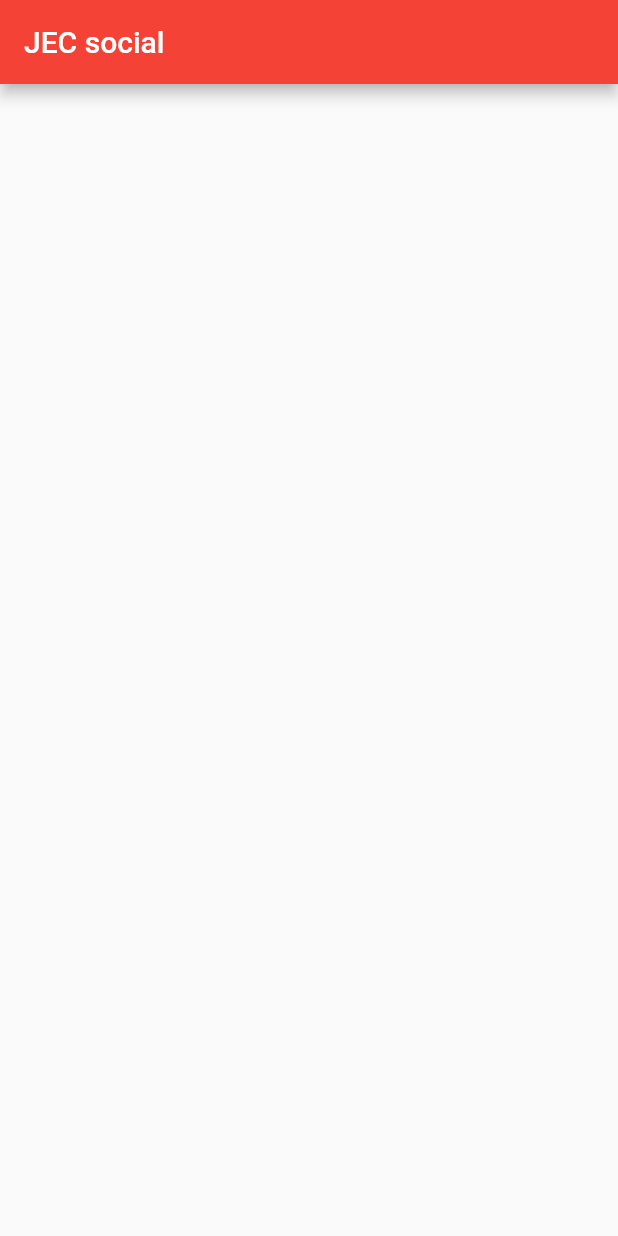
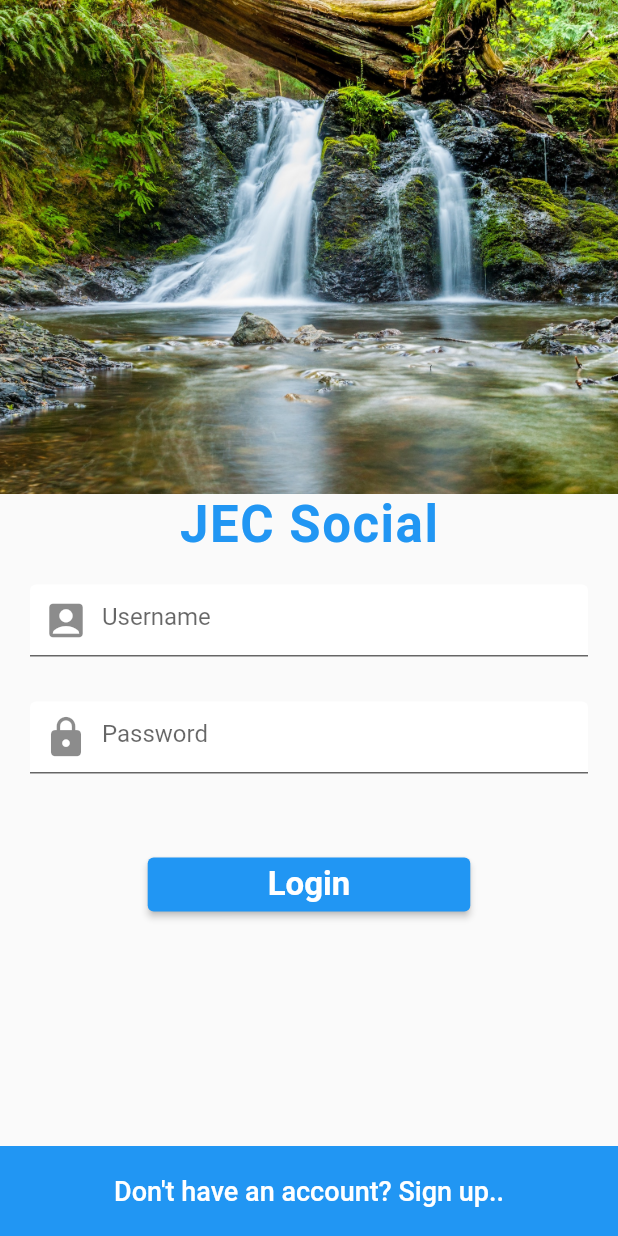
Before and after one commit to jecode93/social_media_app, a Flutter app: the screen it shows after launch, on a phone screen of 412 x 824 dp. Run offline on Flutter 3.47's test engine with Material 2 defaults, Android fonts, the phone set to English and light mode, and no system bars.

Commit message:
Login Screen UI

```diff
--- a/lib/my_app.dart
+++ b/lib/my_app.dart
@@ -1,16 +1,15 @@
 import 'package:flutter/material.dart';
-
-import 'screens/home.dart';
+import 'package:social_media_app/screens/login.dart';
 
 class MyApp extends StatelessWidget {
   @override
   Widget build(BuildContext context) {
     return MaterialApp(
-      title: 'Flutter App',
+      title: 'Flutter Social UI',
       theme: ThemeData(
-        primarySwatch: Colors.red,
+        primaryColor: Colors.blue,
       ),
-      home: Home(title: 'JEC social'),
+      home: LoginScreen(),
       debugShowCheckedModeBanner: false,
     );
   }
--- /dev/null
+++ b/lib/screens/login.dart
@@ -0,0 +1,124 @@
+import 'package:flutter/material.dart';
+
+class LoginScreen extends StatefulWidget {
+  const LoginScreen({Key? key}) : super(key: key);
+
+  @override
+  _LoginScreenState createState() => _LoginScreenState();
+}
+
+class _LoginScreenState extends State<LoginScreen> {
+  @override
+  Widget build(BuildContext context) {
+    final double hContainer = MediaQuery.of(context).size.height;
+    final String loginImage = 'assets/images/login_background.jpg';
+    final double sizeBoxHeight = 10.0;
+    final double iconSize = 30.0;
+
+    return Scaffold(
+      body: SingleChildScrollView(
+        child: Container(
+          height: hContainer,
+          child: Column(
+            children: [
+              Image(
+                height: hContainer / 2.5,
+                image: AssetImage(loginImage),
+                fit: BoxFit.cover,
+                width: double.infinity,
+              ),
+              Container(
+                child: Column(
+                  children: [
+                    Text(
+                      'JEC Social',
+                      style: TextStyle(
+                        color: Theme.of(context).primaryColor,
+                        fontSize: 34.0,
+                        fontWeight: FontWeight.bold,
+                        letterSpacing: 1.0,
+                      ),
+                    ),
+                    SizedBox(
+                      height: sizeBoxHeight,
+                    ),
+                    Padding(
+                      padding: const EdgeInsets.symmetric(
+                          horizontal: 20.0, vertical: 10.0),
+                      child: TextField(
+                        decoration: InputDecoration(
+                          fillColor: Colors.white,
+                          filled: true,
+                          hintText: 'Username',
+                          prefixIcon: Icon(
+                            Icons.account_box,
+                            size: iconSize,
+                          ),
+                        ),
+                      ),
+                    ),
+                    SizedBox(
+                      height: sizeBoxHeight,
+                    ),
+                    Padding(
+                      padding: const EdgeInsets.symmetric(
+                          horizontal: 20.0, vertical: 10.0),
+                      child: TextField(
+                        obscureText: true,
+                        decoration: InputDecoration(
+                          fillColor: Colors.white,
+                          filled: true,
+                          hintText: 'Password',
+                          prefixIcon: Icon(
+                            Icons.lock,
+                            size: iconSize,
+                          ),
+                        ),
+                      ),
+                    ),
+                    SizedBox(
+                      height: 40.0,
+                    ),
+                    ElevatedButton(
+                      onPressed: () {
+                        print('Button Tap');
+                      },
+                      child: Text('Login'),
+                      style: ElevatedButton.styleFrom(
+                        textStyle: TextStyle(
+                          fontSize: 22.0,
+                          fontWeight: FontWeight.w600,
+                        ),
+                        padding: EdgeInsets.symmetric(horizontal: 80.0),
+                      ),
+                    ),
+                  ],
+                ),
+              ),
+              Expanded(
+                child: Align(
+                  alignment: FractionalOffset.bottomCenter,
+                  child: Container(
+                    height: 60.0,
+                    child: Center(
+                      child: Text(
+                        'Don\'t have an account? Sign up..',
+                        style: TextStyle(
+                            color: Colors.white,
+                            fontSize: 18.0,
+                            fontWeight: FontWeight.w500),
+                      ),
+                    ),
+                    decoration: BoxDecoration(
+                      color: Theme.of(context).primaryColor,
+                    ),
+                  ),
+                ),
+              )
+            ],
+          ),
+        ),
+      ),
+    );
+  }
+}
```
